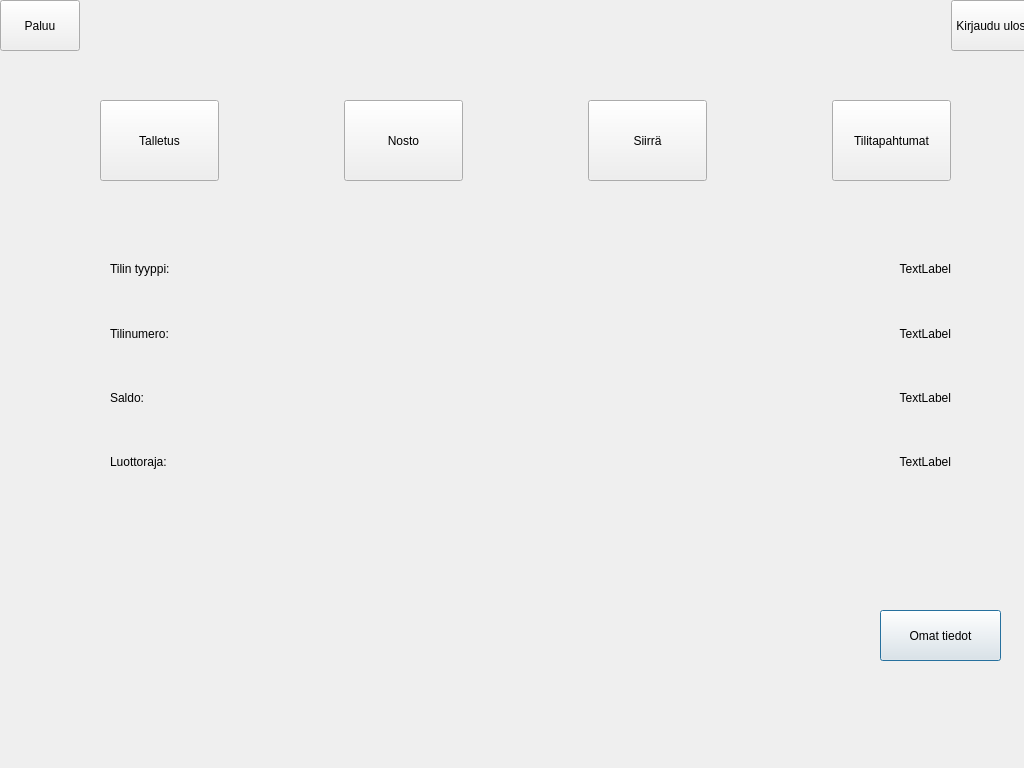
Before: the Qt Designer form bank_automat/accountinfo.ui in 25kmo-project/group_7, drawn with Qt 5.
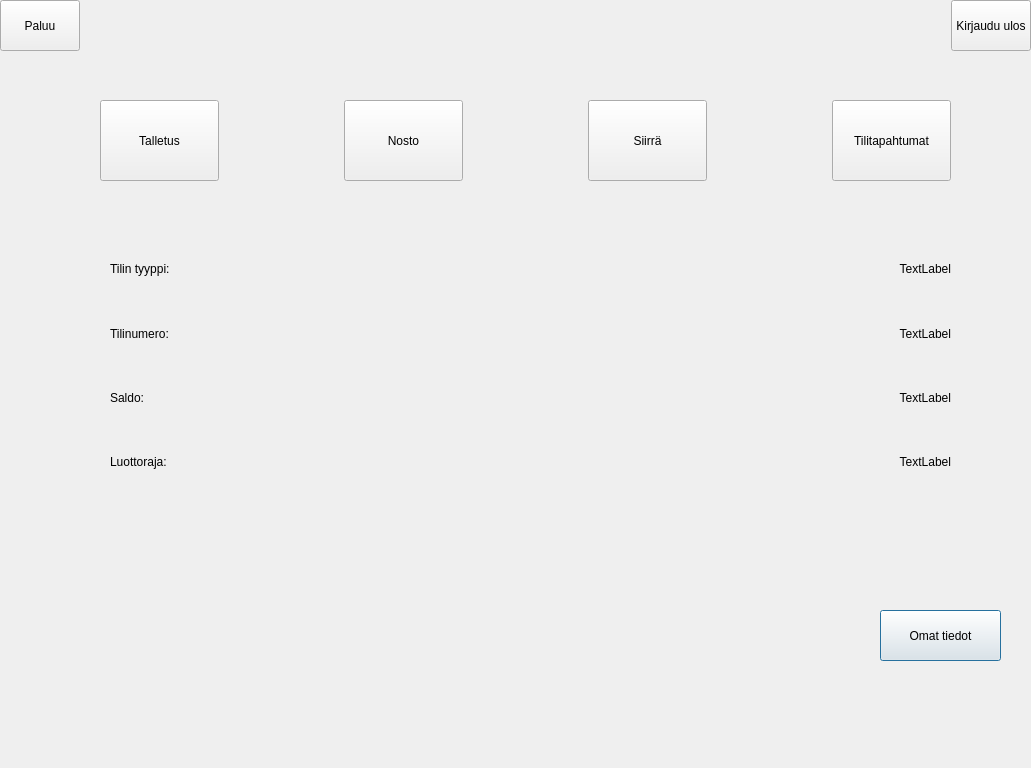
After: the same form once the commit is applied.

Diff of the .ui file:
```diff
--- a/bank_automat/accountinfo.ui
+++ b/bank_automat/accountinfo.ui
@@ -5,6 +5,14 @@
   <property name="enabled">
    <bool>true</bool>
   </property>
+  <property name="geometry">
+   <rect>
+    <x>0</x>
+    <y>0</y>
+    <width>1031</width>
+    <height>768</height>
+   </rect>
+  </property>
   <property name="sizePolicy">
    <sizepolicy hsizetype="Expanding" vsizetype="Expanding">
     <horstretch>0</horstretch>
@@ -45,7 +53,7 @@
     <string>Omat tiedot</string>
    </property>
   </widget>
-  <widget class="QWidget" name="">
+  <widget class="QWidget" name="layoutWidget">
    <property name="geometry">
     <rect>
      <x>100</x>
@@ -157,7 +165,7 @@
     </item>
    </layout>
   </widget>
-  <widget class="QWidget" name="">
+  <widget class="QWidget" name="layoutWidget">
    <property name="geometry">
     <rect>
      <x>0</x>
@@ -208,7 +216,7 @@
     </item>
    </layout>
   </widget>
-  <widget class="QWidget" name="">
+  <widget class="QWidget" name="layoutWidget">
    <property name="geometry">
     <rect>
      <x>110</x>
```
Left out of the diff: 2 changed lines with no effect on the pictures.
